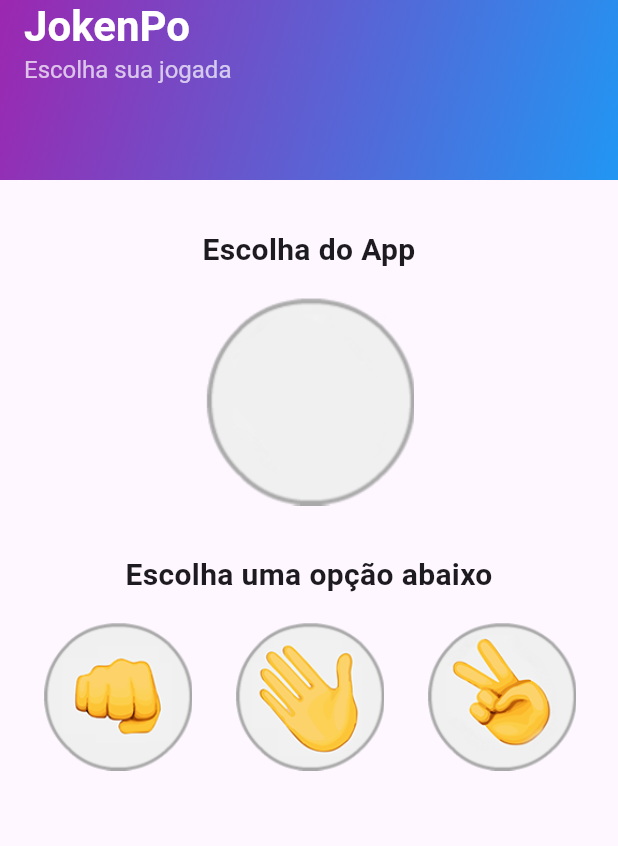
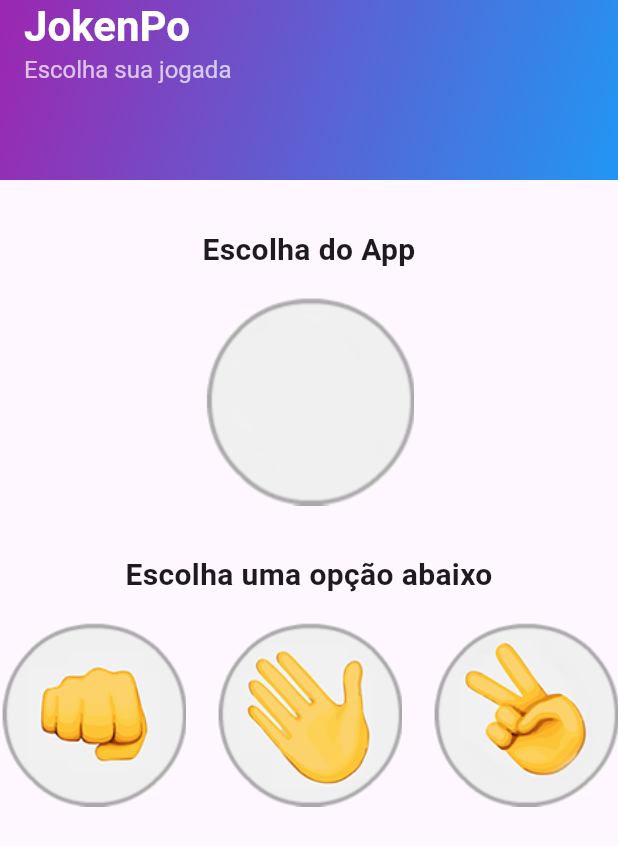
Before and after one commit to ChrisMiiranda/jokenpo, a Flutter app: the screen it shows after launch, on a phone screen of 412 x 824 dp. Shown: the top 846 px of the screen. Run offline on Flutter 3.47's test engine with Material 3 defaults, Android fonts, the phone set to English and light mode, and no system bars.

Commit message:
otimização de código

```diff
--- a/lib/Jogo.dart
+++ b/lib/Jogo.dart
@@ -8,28 +8,33 @@ class Jogo extends StatefulWidget {
 
 class _JogoState extends State<Jogo> {
   var _imagemApp = AssetImage("images/padrao.png");
-  var _mensagem = "Escolha uma opção abaixo";
+  String _mensagem = "Escolha uma opção abaixo";
+  final Random _random = Random();
+  final List<String> _opcoes = ["pedra", "papel", "tesoura"];
+  final Map<String, String> _regras = {"pedra": "tesoura", "papel": "pedra", "tesoura": "papel"};
 
   // Função que gera a jogada do app e valida a escolha do usuário
-  void _opcaoSelecionada(String escolhaUsuario) {
-    final opcoes = ["pedra", "papel", "tesoura"];
-    final escolhaApp = opcoes[Random().nextInt(3)];
-
-    final regras = {"pedra": "tesoura", "papel": "pedra", "tesoura": "papel"};
+  void _opcaoSelecionada(String escolhaUsuario, {String? escolhaAppSimulada}) {
+    final escolhaApp = escolhaAppSimulada ?? _opcoes[_random.nextInt(3)];
 
     setState(() {
       _imagemApp = AssetImage("images/$escolhaApp.png");
-      if (escolhaUsuario == escolhaApp) {
-        _mensagem = "Empatou! Ninguém Ganhou...";
-      } else if (regras[escolhaUsuario] == escolhaApp) {
-        _mensagem = "Você Ganhou!!";
-      } else {
-        _mensagem = "Você Perdeu!!";
-      }
+      _mensagem = _determineResultado(escolhaUsuario, escolhaApp);
     });
   }
 
-  // Constantes para as imagens
+  // Função para determinar o resultado do jogo
+  String _determineResultado(String escolhaUsuario, String escolhaApp) {
+    if (escolhaUsuario == escolhaApp) {
+      return "Empatou! Ninguém Ganhou...";
+    } else if (_regras[escolhaUsuario] == escolhaApp) {
+      return "Você Ganhou!!";
+    } else {
+      return "Você Perdeu!!";
+    }
+  }
+
+  // Lista de imagens para as opções
   final List<String> opcoesImagens = [
     'images/pedra.png',
     'images/papel.png',
@@ -95,18 +100,26 @@ class _JogoState extends State<Jogo> {
               style: TextStyle(fontSize: 20, fontWeight: FontWeight.bold),
             ),
           ),
-          // Usando o Row para as opções
-          Row(
-            mainAxisAlignment: MainAxisAlignment.spaceEvenly,
-            children: opcoesImagens.map((imagem) {
+          // Usando GridView para as opções
+          GridView.builder(
+            shrinkWrap: true,
+            itemCount: _opcoes.length,
+            gridDelegate: SliverGridDelegateWithFixedCrossAxisCount(
+              crossAxisCount: 3,
+              mainAxisSpacing: 20,
+              crossAxisSpacing: 20,
+            ),
+            itemBuilder: (context, index) {
+              final escolha = _opcoes[index];
               return GestureDetector(
-                onTap: () => _opcaoSelecionada(imagem.split('/').last.split('.').first),
+                key: Key(escolha),
+                onTap: () => _opcaoSelecionada(escolha),
                 child: Image.asset(
-                  imagem,
+                  'images/$escolha.png',
                   height: 100,
                 ),
               );
-            }).toList(),
+            },
           ),
         ],
       ),
```
